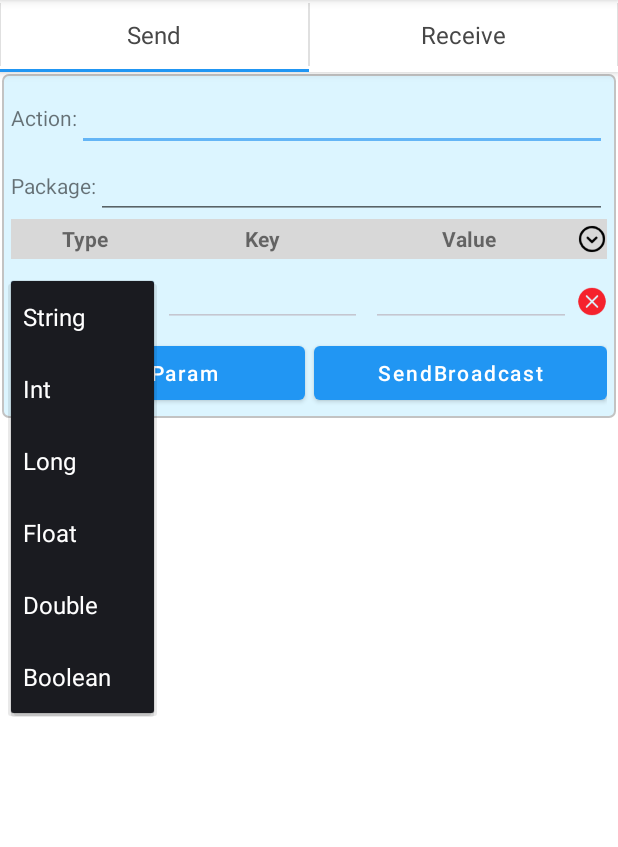
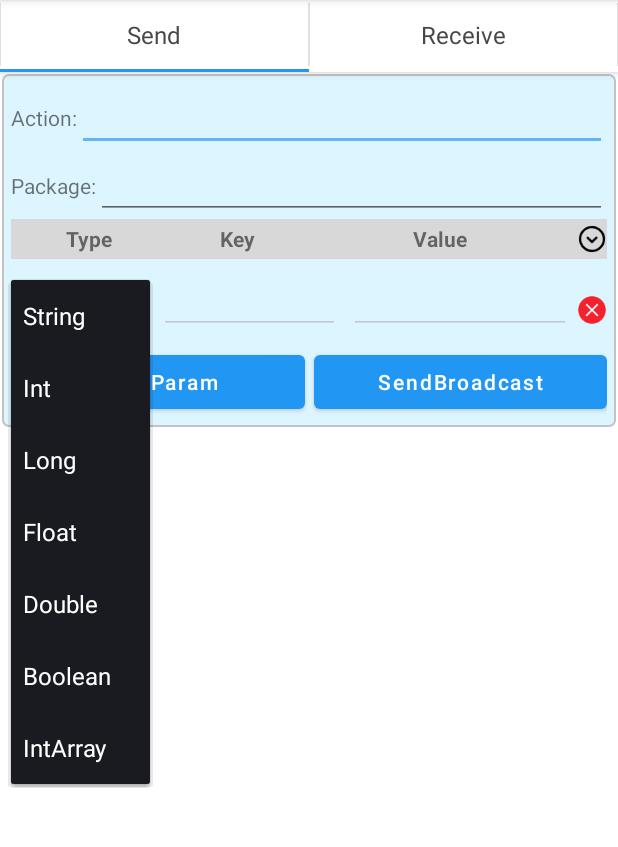
Before and after one commit to zsguang/BroadcastTool, an Android app: the screen it shows after launch (MainActivity), after a tap on "String", on a phone screen of 412 x 824 dp, the part 84-931 px from its top. Run offline under Robolectric (Android 15) with nearby library versions, the phone set to English and light mode, and no system bars; 2 other taps on this screen came first.

Commit message:
Add IntArray to broadcast parameters (separated by spaces); Optimize the interface

```diff
--- a/app/build.gradle
+++ b/app/build.gradle
@@ -11,8 +11,8 @@ android {
         applicationId "com.zsg.broadcasttool"
         minSdk 28
         targetSdk 33
-        versionCode 2
-        versionName "1.0.1"
+        versionCode 3
+        versionName "1.0.2"
 
         testInstrumentationRunner "androidx.test.runner.AndroidJUnitRunner"
     }
--- a/app/src/main/java/com/zsg/broadcasttool/MainActivity.kt
+++ b/app/src/main/java/com/zsg/broadcasttool/MainActivity.kt
@@ -1,10 +1,14 @@
 package com.zsg.broadcasttool
 
 import android.annotation.SuppressLint
+import android.content.Context
 import android.os.Bundle
+import android.os.Handler
+import android.os.Looper
 import android.view.Menu
 import android.view.MenuItem
 import android.view.View
+import android.view.inputmethod.InputMethodManager
 import android.widget.TextView
 import androidx.appcompat.app.AppCompatActivity
 import androidx.viewpager.widget.ViewPager
@@ -16,6 +20,7 @@ class MainActivity : AppCompatActivity() {
     private val TAG = "MainActivity"
     private lateinit var binding: ActivityMainBinding
 
+    private val handler = Handler(Looper.getMainLooper())
     private lateinit var pagerAdapter: PagerAdapter
 
     override fun onCreate(savedInstanceState: Bundle?) {
@@ -57,4 +62,13 @@ class MainActivity : AppCompatActivity() {
         return true
     }
 
+    override fun onResume() {
+        super.onResume()
+        // 收起键盘
+        handler.postDelayed({
+            val inputMethodManager = this.getSystemService(Context.INPUT_METHOD_SERVICE) as InputMethodManager
+            inputMethodManager.hideSoftInputFromWindow(binding.root.windowToken, 0)
+        }, 200)
+    }
+
 }
--- a/app/src/main/java/com/zsg/broadcasttool/entity/ParamEntity.kt
+++ b/app/src/main/java/com/zsg/broadcasttool/entity/ParamEntity.kt
@@ -12,6 +12,7 @@ data class ParamEntity(
         FLOAT,
         DOUBLE,
         BOOLEAN,
+        INT_ARRAY,
     }
 
     constructor(type: String, key: String, value: String) : this() {
@@ -28,9 +29,7 @@ data class ParamEntity(
 
         if (type != other.type) return false
         if (key != other.key) return false
-        if (value != other.value) return false
-
-        return true
+        return value == other.value
     }
 
     override fun hashCode(): Int {
--- a/app/src/main/res/layout/fragment_send.xml
+++ b/app/src/main/res/layout/fragment_send.xml
@@ -79,7 +79,7 @@
                 <TextView
                     android:layout_width="0dp"
                     android:layout_height="wrap_content"
-                    android:layout_weight="2"
+                    android:layout_weight="1.3"
                     android:gravity="center"
                     android:text="Key"
                     android:textStyle="bold" />
@@ -87,7 +87,7 @@
                 <TextView
                     android:layout_width="0dp"
                     android:layout_height="wrap_content"
-                    android:layout_weight="2"
+                    android:layout_weight="2.4"
                     android:gravity="center"
                     android:text="Value"
                     android:textStyle="bold" />
--- a/app/src/main/res/layout/item_param.xml
+++ b/app/src/main/res/layout/item_param.xml
@@ -11,7 +11,7 @@
         android:layout_height="wrap_content"
         android:background="@drawable/shape_for_custom_spinner"
         android:entries="@array/paramType"
-        android:paddingVertical="2dp"
+        android:paddingVertical="4dp"
         app:layout_constraintBottom_toBottomOf="@id/etKey"
         app:layout_constraintEnd_toStartOf="@id/etKey"
         app:layout_constraintHorizontal_weight="1"
@@ -25,8 +25,10 @@
         android:layout_marginHorizontal="6dp"
         android:inputType="text"
         android:paddingTop="0dp"
+        android:textSize="14sp"
+        app:layout_constraintBaseline_toBaselineOf="@id/spType"
         app:layout_constraintEnd_toStartOf="@id/etValue"
-        app:layout_constraintHorizontal_weight="1.4"
+        app:layout_constraintHorizontal_weight="1.3"
         app:layout_constraintStart_toEndOf="@id/spType"
         app:layout_constraintTop_toTopOf="parent" />
 
@@ -35,9 +37,11 @@
         android:layout_width="0dp"
         android:layout_height="wrap_content"
         android:inputType="text"
-        android:paddingTop="0dp"
+        android:paddingTop="1dp"
+        android:textSize="14sp"
+        app:layout_constraintBaseline_toBaselineOf="@id/spType"
         app:layout_constraintEnd_toStartOf="@id/ivDelete"
-        app:layout_constraintHorizontal_weight="1.4"
+        app:layout_constraintHorizontal_weight="1.6"
         app:layout_constraintStart_toEndOf="@id/etKey"
         app:layout_constraintTop_toTopOf="parent" />
 
--- a/app/src/main/res/layout/item_receiver.xml
+++ b/app/src/main/res/layout/item_receiver.xml
@@ -22,7 +22,6 @@
         android:layout_width="match_parent"
         android:layout_height="wrap_content"
         android:layout_marginTop="2dp"
-        android:maxLines="20"
         android:singleLine="false"
         android:visibility="gone" />
 
--- a/app/src/main/res/values/strings.xml
+++ b/app/src/main/res/values/strings.xml
@@ -27,6 +27,7 @@
         <item>Float</item>
         <item>Double</item>
         <item>Boolean</item>
+        <item>IntArray</item>
     </string-array>
 
 
@@ -34,6 +35,7 @@
     <string name="msg_value_empty">Value can\'t be empty</string>
     <string name="msg_action_empty">Action can\'t be empty</string>
     <string name="msg_value_type_error">Value type error</string>
+    <string name="msg_value_error">Value error</string>
     <string name="msg_param_error">Broadcast param error</string>
     <string name="msg_send_broadcast_success">Broadcast send success</string>
     <string name="msg_send_broadcast_fail">Broadcast send fail</string>
```
Also changed, not shown: app/src/main/java/com/zsg/broadcasttool/fragment/ReceiverFragment.kt (+12 -5 lines), app/src/main/java/com/zsg/broadcasttool/fragment/SendFragment.kt (+12 -0 lines), 1 other file.
